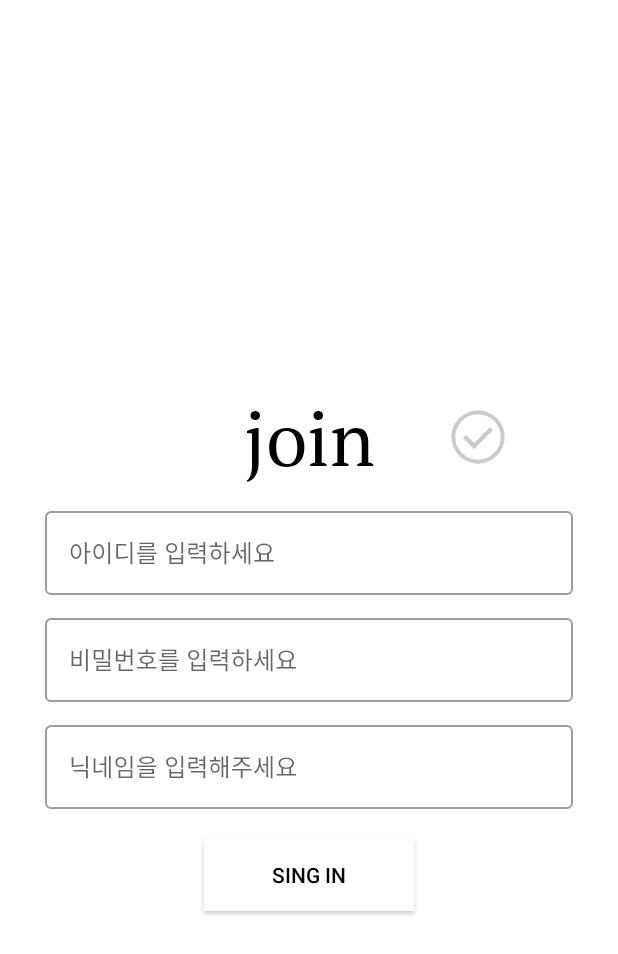
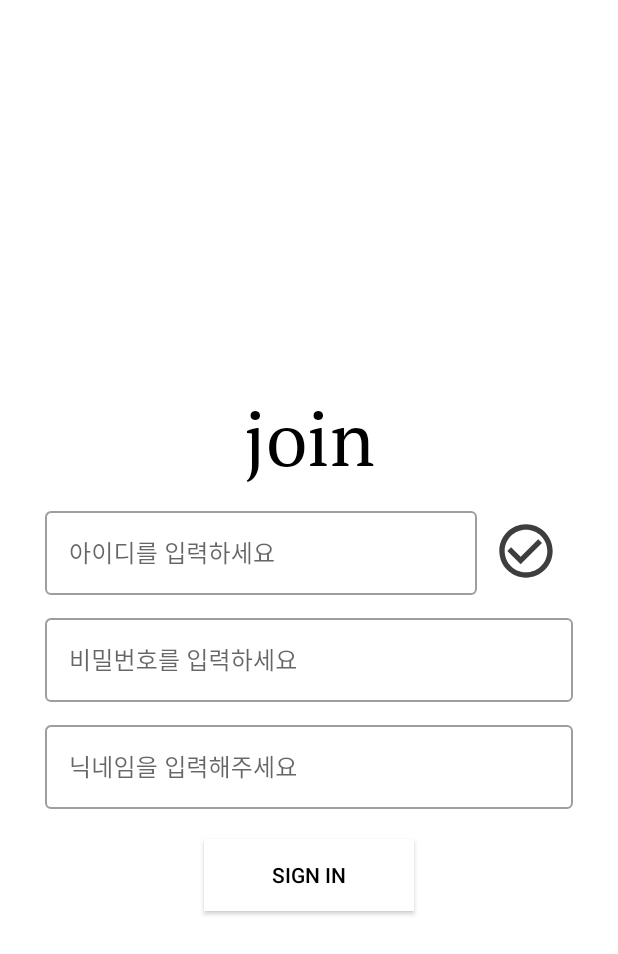
Before and after one commit to chang0-0/Android-SmartStore, an Android app: the screen it shows after launch (LoginActivity), after a tap on "SIGN UP", on a phone screen of 412 x 824 dp. Shown: the top 954 px of the screen. Run offline under Robolectric (Android 15) with nearby library versions, the phone set to English and light mode, and no system bars.

Commit message:
2022-11-22 PM 13:40 manifest vibrate permission add, join modify

```diff
--- a/client/smartstore_project_jetpack/app/src/main/java/com/ssafy/smartstore/activity/LoginActivity.kt
+++ b/client/smartstore_project_jetpack/app/src/main/java/com/ssafy/smartstore/activity/LoginActivity.kt
@@ -1,9 +1,13 @@
 package com.ssafy.smartstore.activity
 
+import android.content.Context
 import android.content.Intent
 import androidx.appcompat.app.AppCompatActivity
 import android.os.Bundle
+import android.os.VibrationEffect
+import android.os.Vibrator
 import androidx.activity.viewModels
+import androidx.core.content.getSystemService
 import com.ssafy.smartstore.fragment.JoinFragment
 import com.ssafy.smartstore.fragment.LoginFragment
 import com.ssafy.smartstore.R
@@ -15,6 +19,7 @@ private const val TAG = "LoginActivity_싸피"
 
 class LoginActivity : AppCompatActivity() {
     private val loginViewModel: LoginViewModel by viewModels()
+    private lateinit var vibrate : Vibrator
 
     override fun onCreate(savedInstanceState: Bundle?) {
         super.onCreate(savedInstanceState)
@@ -32,7 +37,15 @@ class LoginActivity : AppCompatActivity() {
                 .replace(R.id.frame_layout_login, LoginFragment())
                 .commit()
         }
+
+        vibrate = getSystemService(VIBRATOR_SERVICE) as Vibrator
+
     } // End of onCreate
+
+    fun setVibrate() {
+        vibrate.vibrate(VibrationEffect.createOneShot(100L, 30))
+    } // End of setVibrate
+
 
     fun openFragment(int: Int) {
         val transaction = supportFragmentManager.beginTransaction()
--- a/client/smartstore_project_jetpack/app/src/main/res/drawable-v24/ic_check.xml
+++ /dev/null
@@ -1,10 +0,0 @@
-<vector xmlns:android="http://schemas.android.com/apk/res/android"
-        android:width="48dp"
-        android:height="48dp"
-        android:viewportWidth="48"
-        android:viewportHeight="48"
-        android:tint="?attr/colorControlNormal">
-    <path
-            android:fillColor="@android:color/white"
-            android:pathData="M21.05,33.1 L35.2,18.95 32.9,16.7 21.05,28.55 15.05,22.55 12.8,24.8ZM24,44Q19.9,44 16.25,42.425Q12.6,40.85 9.875,38.125Q7.15,35.4 5.575,31.75Q4,28.1 4,24Q4,19.85 5.575,16.2Q7.15,12.55 9.875,9.85Q12.6,7.15 16.25,5.575Q19.9,4 24,4Q28.15,4 31.8,5.575Q35.45,7.15 38.15,9.85Q40.85,12.55 42.425,16.2Q44,19.85 44,24Q44,28.1 42.425,31.75Q40.85,35.4 38.15,38.125Q35.45,40.85 31.8,42.425Q28.15,44 24,44ZM24,41Q31.1,41 36.05,36.025Q41,31.05 41,24Q41,16.9 36.05,11.95Q31.1,7 24,7Q16.95,7 11.975,11.95Q7,16.9 7,24Q7,31.05 11.975,36.025Q16.95,41 24,41ZM24,24Q24,24 24,24Q24,24 24,24Q24,24 24,24Q24,24 24,24Q24,24 24,24Q24,24 24,24Q24,24 24,24Q24,24 24,24Z"/>
-</vector>
--- /dev/null
+++ b/client/smartstore_project_jetpack/app/src/main/res/drawable/button.xml
@@ -0,0 +1,6 @@
+<selector xmlns:android="http://schemas.android.com/apk/res/android">
+    <item android:state_focused="true" android:state_pressed="false" android:drawable="@drawable/ic_check" />
+    <item android:state_focused="true" android:state_pressed="true" android:drawable="@drawable/gradient" />
+    <item android:state_focused="false" android:state_pressed="true" android:drawable="@drawable/gradient" />
+    <item android:drawable="@drawable/ic_check" />
+</selector>
--- /dev/null
+++ b/client/smartstore_project_jetpack/app/src/main/res/drawable/ic_check.xml
@@ -0,0 +1,5 @@
+<vector android:height="24dp" android:tint="#3E3E3E"
+    android:viewportHeight="24" android:viewportWidth="24"
+    android:width="24dp" xmlns:android="http://schemas.android.com/apk/res/android">
+    <path android:fillColor="@android:color/white" android:pathData="M16.59,7.58L10,14.17l-3.59,-3.58L5,12l5,5 8,-8zM12,2C6.48,2 2,6.48 2,12s4.48,10 10,10 10,-4.48 10,-10S17.52,2 12,2zM12,20c-4.42,0 -8,-3.58 -8,-8s3.58,-8 8,-8 8,3.58 8,8 -3.58,8 -8,8z"/>
+</vector>
--- /dev/null
+++ b/client/smartstore_project_jetpack/app/src/main/res/drawable/ic_check_fail.xml
@@ -0,0 +1,5 @@
+<vector android:height="24dp" android:tint="#E53E3E"
+    android:viewportHeight="24" android:viewportWidth="24"
+    android:width="24dp" xmlns:android="http://schemas.android.com/apk/res/android">
+    <path android:fillColor="@android:color/white" android:pathData="M16.59,7.58L10,14.17l-3.59,-3.58L5,12l5,5 8,-8zM12,2C6.48,2 2,6.48 2,12s4.48,10 10,10 10,-4.48 10,-10S17.52,2 12,2zM12,20c-4.42,0 -8,-3.58 -8,-8s3.58,-8 8,-8 8,3.58 8,8 -3.58,8 -8,8z"/>
+</vector>
--- /dev/null
+++ b/client/smartstore_project_jetpack/app/src/main/res/drawable/ic_check_fail2.xml
@@ -0,0 +1,5 @@
+<vector android:height="24dp" android:tint="#E53E3E"
+    android:viewportHeight="24" android:viewportWidth="24"
+    android:width="24dp" xmlns:android="http://schemas.android.com/apk/res/android">
+    <path android:fillColor="@android:color/white" android:pathData="M19,6.41L17.59,5 12,10.59 6.41,5 5,6.41 10.59,12 5,17.59 6.41,19 12,13.41 17.59,19 19,17.59 13.41,12z"/>
+</vector>
--- /dev/null
+++ b/client/smartstore_project_jetpack/app/src/main/res/drawable/ic_check_success.xml
@@ -0,0 +1,5 @@
+<vector android:height="24dp" android:tint="#47B46F"
+    android:viewportHeight="24" android:viewportWidth="24"
+    android:width="24dp" xmlns:android="http://schemas.android.com/apk/res/android">
+    <path android:fillColor="@android:color/white" android:pathData="M16.59,7.58L10,14.17l-3.59,-3.58L5,12l5,5 8,-8zM12,2C6.48,2 2,6.48 2,12s4.48,10 10,10 10,-4.48 10,-10S17.52,2 12,2zM12,20c-4.42,0 -8,-3.58 -8,-8s3.58,-8 8,-8 8,3.58 8,8 -3.58,8 -8,8z"/>
+</vector>
--- a/client/smartstore_project_jetpack/app/src/main/res/layout/fragment_join.xml
+++ b/client/smartstore_project_jetpack/app/src/main/res/layout/fragment_join.xml
@@ -7,7 +7,6 @@
         android:orientation="vertical"
         android:gravity="center"
         android:background="@color/coffee_light_white">
-
 
     <TextView
             android:id="@+id/joinTitleTv"
@@ -33,10 +32,9 @@
             app:helperTextTextAppearance="@style/TextAppearance.MaterialComponents.Subtitle1"
             app:layout_constraintTop_toBottomOf="@id/joinTitleTv"
             app:layout_constraintStart_toStartOf="parent"
+            app:layout_constraintEnd_toStartOf="@id/checkIdButton"
             android:layout_marginLeft="30dp"
-            android:layout_marginRight="30dp"
-            app:errorIconDrawable="@drawable/ic_error"
-            app:layout_constraintEnd_toEndOf="parent">
+            app:errorIconDrawable="@drawable/ic_error">
 
         <com.google.android.material.textfield.TextInputEditText
                 android:id="@+id/editTextJoinID"
@@ -45,6 +43,7 @@
                 android:layout_height="match_parent"
                 android:inputType="textPersonName|textNoSuggestions"
                 android:fontFamily="@font/ptserif_regular"
+                android:layout_marginRight="4dp"
                 android:maxLines="1" />
     </com.google.android.material.textfield.TextInputLayout>
 
@@ -105,14 +104,15 @@
             android:textColor="@color/black"
             android:layout_width="140dp"
             android:layout_height="wrap_content"
-            android:text="Sing In"
+            android:text="sign in"
             app:layout_constraintTop_toBottomOf="@+id/nameTextField"
             android:layout_marginTop="20dp"
             app:layout_constraintStart_toStartOf="@+id/nameTextField"
             app:layout_constraintEnd_toEndOf="@+id/nameTextField" />
 
-    <ImageButton
-            android:id="@+id/btnConfirm"
+
+    <ImageView
+            android:id="@+id/checkIdButton"
             android:layout_width="57dp"
             android:layout_height="49dp"
             android:scaleType="fitCenter"
@@ -120,9 +120,9 @@
             android:src="@drawable/ic_check"
             android:padding="3dp"
             app:layout_constraintStart_toEndOf="@+id/joinTitleTv"
-            android:layout_marginStart="40dp"
+            android:layout_marginStart="72dp"
             app:layout_constraintTop_toTopOf="@+id/joinTitleTv"
-            android:layout_marginTop="8dp" />
+            android:layout_marginTop="84dp" />
 
 
 </androidx.constraintlayout.widget.ConstraintLayout>
--- a/client/smartstore_project_jetpack/app/src/main/res/values/strings.xml
+++ b/client/smartstore_project_jetpack/app/src/main/res/values/strings.xml
@@ -2,4 +2,5 @@
     <string name="app_name">Smartstore</string>
     <string name="name">벼락부자핫도그</string>
     <string name="api_key">AIzaSyCQr6q_Ky846n0wyerYCfhHmtR9h7oZay8</string>
+    <string name="sing_in_button_text"><u>sign in</u></string>
 </resources>
```
Also changed, not shown: client/smartstore_project_jetpack/app/src/main/AndroidManifest.xml (+17 -9 lines), client/smartstore_project_jetpack/app/src/main/java/com/ssafy/smartstore/fragment/JoinFragment.kt (+19 -14 lines), client/smartstore_project_jetpack/app/src/main/java/com/ssafy/smartstore/fragment/test.kt (deleted, +0 -32 lines), client/smartstore_project_jetpack/app/src/main/java/com/ssafy/smartstore/repository/UserRepository.kt (+5 -5 lines), client/smartstore_project_jetpack/app/src/main/res/drawable/gradient.xml (added, +11 -0 lines).
